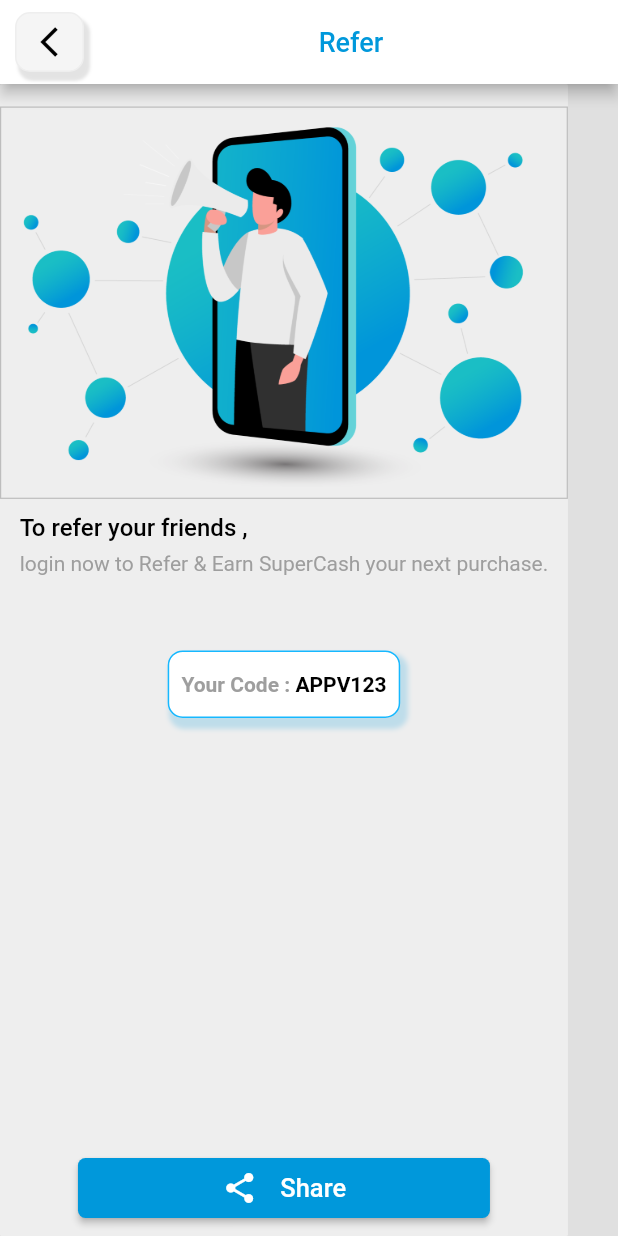
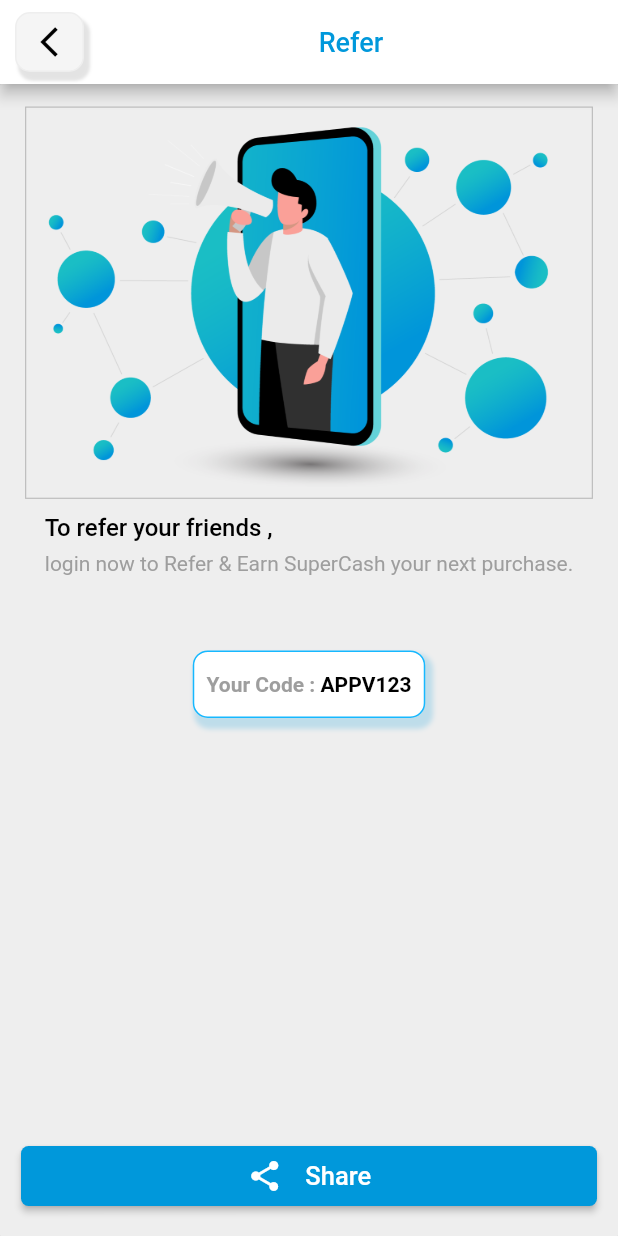
Before and after one commit to itfuturz2020/tnd_new, a Flutter app: the ReferEarnScreen screen opened by its route, on a phone screen of 412 x 824 dp. Run offline on Flutter 3.47's test engine with Material 2 defaults, Android fonts, the phone set to English and light mode, and no system bars; our stand-ins replace avatar_glow, bubble_tab_indicator, carousel_pro, contacts_service, convex_bottom_bar, dio and 19 more; missing offline and left inert: barcode_scan, flutter_cupertino_date_picker, geocoder, image_slider, xml2json; accounts and stored records are empty.

Commit message:
by meghana

```diff
--- a/lib/Screens/ReferEarnScreen.dart
+++ b/lib/Screens/ReferEarnScreen.dart
@@ -142,8 +142,11 @@ class _ReferEarnScreenState extends State<ReferEarnScreen> {
             padding: const EdgeInsets.only(bottom: 12.0),
             child: GestureDetector(
               onTap: () {},
+              child: Padding(
+                padding:
+                    const EdgeInsets.only(left: 14.0, right: 14, bottom: 8),
                 child: Container(
-                width: MediaQuery.of(context).size.width / 1.5,
+                  width: MediaQuery.of(context).size.width / 1,
                   height: 40,
                   child: RaisedButton(
                       color: appPrimaryMaterialColor,
@@ -173,6 +176,7 @@ class _ReferEarnScreenState extends State<ReferEarnScreen> {
                 ),
               ),
             ),
+          ),
         ]),
       ),
     );
```
Lines whose indentation alone changed are shown as unchanged.
